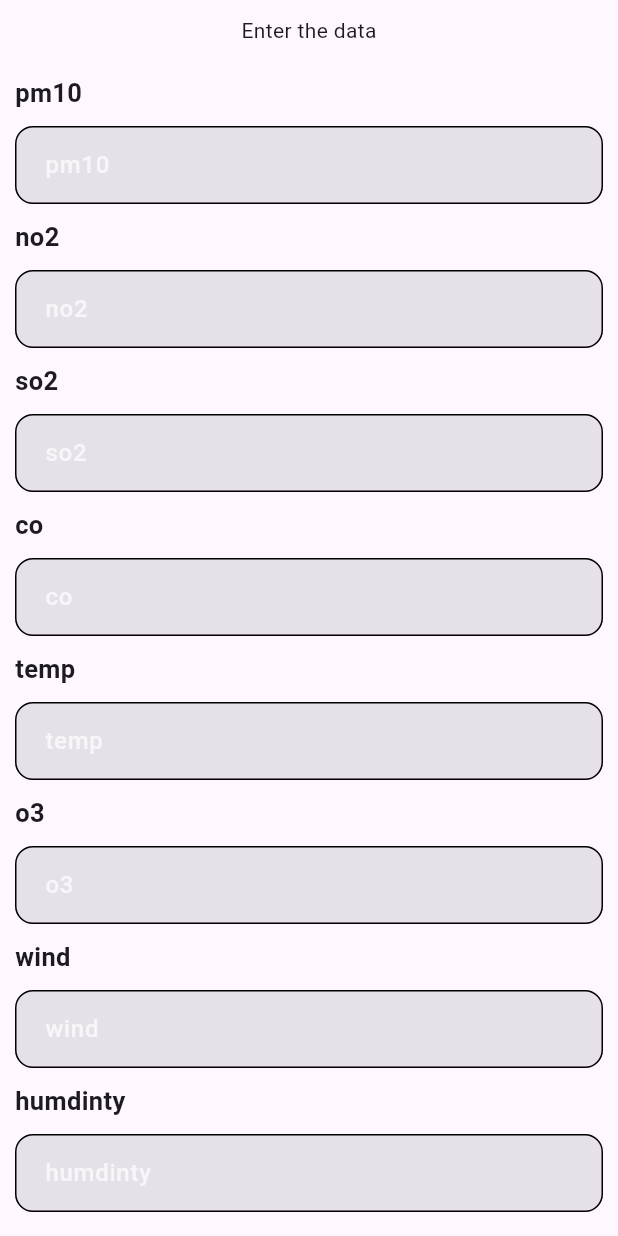
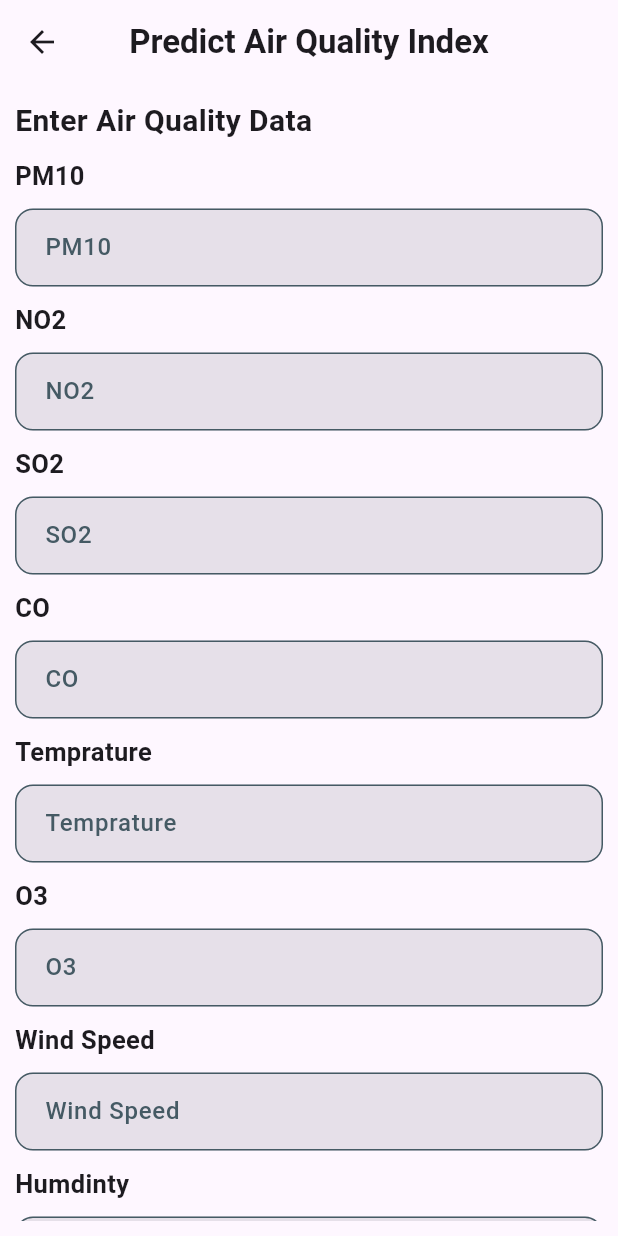
Before and after one commit to amrelmaadawy/pollution_predict, a Flutter app: the PredictView screen opened directly, on a phone screen of 412 x 824 dp. Run offline on Flutter 3.47's test engine with Material 3 defaults, Android fonts, the phone set to English and light mode, and no system bars; our stand-ins replace bloc, dio, flutter_bloc, flutter_map, google_nav_bar, latlong2 and 1 more; accounts and stored records are empty.

Commit message:
finish predict view

```diff
--- a/lib/features/predict/ui/predict_view.dart
+++ b/lib/features/predict/ui/predict_view.dart
@@ -3,7 +3,7 @@ import 'package:flutter/material.dart';
 import 'package:flutter_bloc/flutter_bloc.dart';
 import 'package:pollution/core/app_colors.dart';
 import 'package:pollution/features/predict/logic/cubit/predict_cubit.dart';
-import 'package:pollution/features/predict/ui/widgets/data_form_field.dart';
+import 'package:pollution/features/predict/ui/widgets/custom_text_form_field.dart';
 
 class PredictView extends StatefulWidget {
   const PredictView({super.key});
@@ -21,9 +21,20 @@ class _PredictViewState extends State<PredictView> {
   TextEditingController tempController = TextEditingController();
   TextEditingController humdintyController = TextEditingController();
   TextEditingController windController = TextEditingController();
+  final formKey = GlobalKey<FormState>();
   @override
   Widget build(BuildContext context) {
     return Scaffold(
+      appBar: AppBar(
+        backgroundColor: Theme.of(context).scaffoldBackgroundColor,
+        surfaceTintColor: Colors.transparent,
+        elevation: 0,
+        title: Text(
+          'Predict Air Quality Index',
+          style: TextStyle(fontWeight: FontWeight.bold),
+        ),
+        centerTitle: true,
+      ),
       body: Padding(
         padding: const EdgeInsets.all(10.0),
         child: BlocProvider(
@@ -31,15 +42,28 @@ class _PredictViewState extends State<PredictView> {
           child: BlocBuilder<PredictCubit, PredictState>(
             builder: (context, state) {
               return SingleChildScrollView(
+                child: SafeArea(
+                  child: Form(
+                    key: formKey,
                     child: Column(
+                      crossAxisAlignment: CrossAxisAlignment.start,
                       children: [
-                    Text('Enter the data'),
-                    SizedBox(height: 20),
+                        Text(
+                          'Enter Air Quality Data',
+                          style: TextStyle(
+                            fontSize: 20,
+                            fontWeight: FontWeight.bold,
+                          ),
+                        ),
+                        SizedBox(height: 10),
                         CustomTextFormField(
                           controller: pm10Controller,
-                      text: 'pm10',
-                      labelText: 'pm10',
+                          text: 'PM10',
+                          labelText: 'PM10',
                           validator: (p1) {
+                            if (p1!.isEmpty) {
+                              return 'This Field is Required';
+                            }
                             return null;
                           },
                           keyboardType: TextInputType.number,
@@ -47,9 +71,12 @@ class _PredictViewState extends State<PredictView> {
                         SizedBox(height: 10),
                         CustomTextFormField(
                           controller: no2Controller,
-                      text: 'no2',
-                      labelText: 'no2',
+                          text: 'NO2',
+                          labelText: 'NO2',
                           validator: (p1) {
+                            if (p1!.isEmpty) {
+                              return 'This Field is Required';
+                            }
                             return null;
                           },
                           keyboardType: TextInputType.number,
@@ -57,9 +84,12 @@ class _PredictViewState extends State<PredictView> {
                         SizedBox(height: 10),
                         CustomTextFormField(
                           controller: so2Controller,
-                      text: 'so2',
-                      labelText: 'so2',
+                          text: 'SO2',
+                          labelText: 'SO2',
                           validator: (p1) {
+                            if (p1!.isEmpty) {
+                              return 'This Field is Required';
+                            }
                             return null;
                           },
                           keyboardType: TextInputType.number,
@@ -67,9 +97,12 @@ class _PredictViewState extends State<PredictView> {
                         SizedBox(height: 10),
                         CustomTextFormField(
                           controller: coController,
-                      text: 'co',
-                      labelText: 'co',
+                          text: 'CO',
+                          labelText: 'CO',
                           validator: (p1) {
+                            if (p1!.isEmpty) {
+                              return 'This Field is Required';
+                            }
                             return null;
                           },
                           keyboardType: TextInputType.number,
@@ -77,9 +110,12 @@ class _PredictViewState extends State<PredictView> {
                         SizedBox(height: 10),
                         CustomTextFormField(
                           controller: tempController,
-                      text: 'temp',
-                      labelText: 'temp',
+                          text: 'Temprature',
+                          labelText: 'Temprature',
                           validator: (p1) {
+                            if (p1!.isEmpty) {
+                              return 'This Field is Required';
+                            }
                             return null;
                           },
                           keyboardType: TextInputType.number,
@@ -87,9 +123,12 @@ class _PredictViewState extends State<PredictView> {
                         SizedBox(height: 10),
                         CustomTextFormField(
                           controller: o3Controller,
-                      text: 'o3',
-                      labelText: 'o3',
+                          text: 'O3',
+                          labelText: 'O3',
                           validator: (p1) {
+                            if (p1!.isEmpty) {
+                              return 'This Field is Required';
+                            }
                             return null;
                           },
                           keyboardType: TextInputType.number,
@@ -97,9 +136,12 @@ class _PredictViewState extends State<PredictView> {
                         SizedBox(height: 10),
                         CustomTextFormField(
                           controller: windController,
-                      text: 'wind',
-                      labelText: 'wind',
+                          text: 'Wind Speed',
+                          labelText: 'Wind Speed',
                           validator: (p1) {
+                            if (p1!.isEmpty) {
+                              return 'This Field is Required';
+                            }
                             return null;
                           },
                           keyboardType: TextInputType.number,
@@ -107,40 +149,49 @@ class _PredictViewState extends State<PredictView> {
                         SizedBox(height: 10),
                         CustomTextFormField(
                           controller: humdintyController,
-                      text: 'humdinty',
-                      labelText: 'humdinty',
+                          text: 'Humdinty',
+                          labelText: 'Humidity',
                           validator: (p1) {
+                            if (p1!.isEmpty) {
+                              return 'This Field is Required';
+                            }
                             return null;
                           },
                           keyboardType: TextInputType.number,
                         ),
-                    SizedBox(height: 10),
+                        SizedBox(height: 20),
                         ElevatedButton(
                           style: ElevatedButton.styleFrom(
-                        backgroundColor: kDarkHighlightGreenColor,
-                        minimumSize: Size(200, 40),
+                            backgroundColor: kLightHighlightGreenColor,
+                            minimumSize: Size(double.infinity, 50),
                           ),
-                      onPressed: () async{
+                          onPressed: () async {
+                            if (!formKey.currentState!.validate()) {
+                              return;
+                            }
                             await context.read<PredictCubit>().getPrediction(
                               pm10: double.parse(pm10Controller.text),
-                          no2: double.parse(pm10Controller.text),
-                          so2: double.parse(pm10Controller.text),
-                          co: double.parse(pm10Controller.text),
-                          o3: double.parse(pm10Controller.text),
-                          temperature: double.parse(pm10Controller.text),
-                          humidity: double.parse(pm10Controller.text),
-                          wind: double.parse(pm10Controller.text),
+                              no2: double.parse(no2Controller.text),
+                              so2: double.parse(so2Controller.text),
+                              co: double.parse(coController.text),
+                              o3: double.parse(o3Controller.text),
+                              temperature: double.parse(tempController.text),
+                              humidity: double.parse(humdintyController.text),
+                              wind: double.parse(windController.text),
                             );
                           },
                           child: Text(
                             'Predict',
                             style: TextStyle(
-                          fontSize: 17,
-                          color: kDarkTextGreenColor,
+                              fontSize: 18,
+                              fontWeight: FontWeight.bold,
+                              color: klightGreenTextColor,
                             ),
                           ),
                         ),
                       ],
+                    ),
+                  ),
                 ),
               );
             },
--- a/lib/features/predict/ui/widgets/data_form_field.dart
+++ b/lib/features/predict/ui/widgets/custom_text_form_field.dart
@@ -1,5 +1,5 @@
-
 import 'package:flutter/material.dart';
+import 'package:pollution/core/app_colors.dart';
 
 class CustomTextFormField extends StatelessWidget {
   const CustomTextFormField({
@@ -29,12 +29,13 @@ class CustomTextFormField extends StatelessWidget {
           controller: controller,
           validator: validator,
           keyboardType: keyboardType,
+          cursorColor: klightGreenTextColor,
           style: const TextStyle(color: Colors.white),
           decoration: InputDecoration(
             suffixIcon: suffixIcon,
             labelText: labelText,
-            labelStyle: const TextStyle(
-              color: Colors.white70,
+            labelStyle: TextStyle(
+              color: kSubTextColor,
               fontWeight: FontWeight.w500,
             ),
             filled: true,
@@ -42,11 +43,10 @@ class CustomTextFormField extends StatelessWidget {
               horizontal: 16,
               vertical: 14,
             ),
-            border: OutlineInputBorder(
-              borderRadius: BorderRadius.circular(12),
-            ),
+            border: OutlineInputBorder(borderRadius: BorderRadius.circular(12)),
             enabledBorder: OutlineInputBorder(
               borderRadius: BorderRadius.circular(12),
+              borderSide: BorderSide(color: kSubTextColor),
             ),
             focusedBorder: OutlineInputBorder(
               borderRadius: BorderRadius.circular(12),
```
Also changed, not shown: lib/features/home/ui/nav_bar_view.dart (+15 -3 lines). Lines whose indentation alone changed are shown as unchanged.
